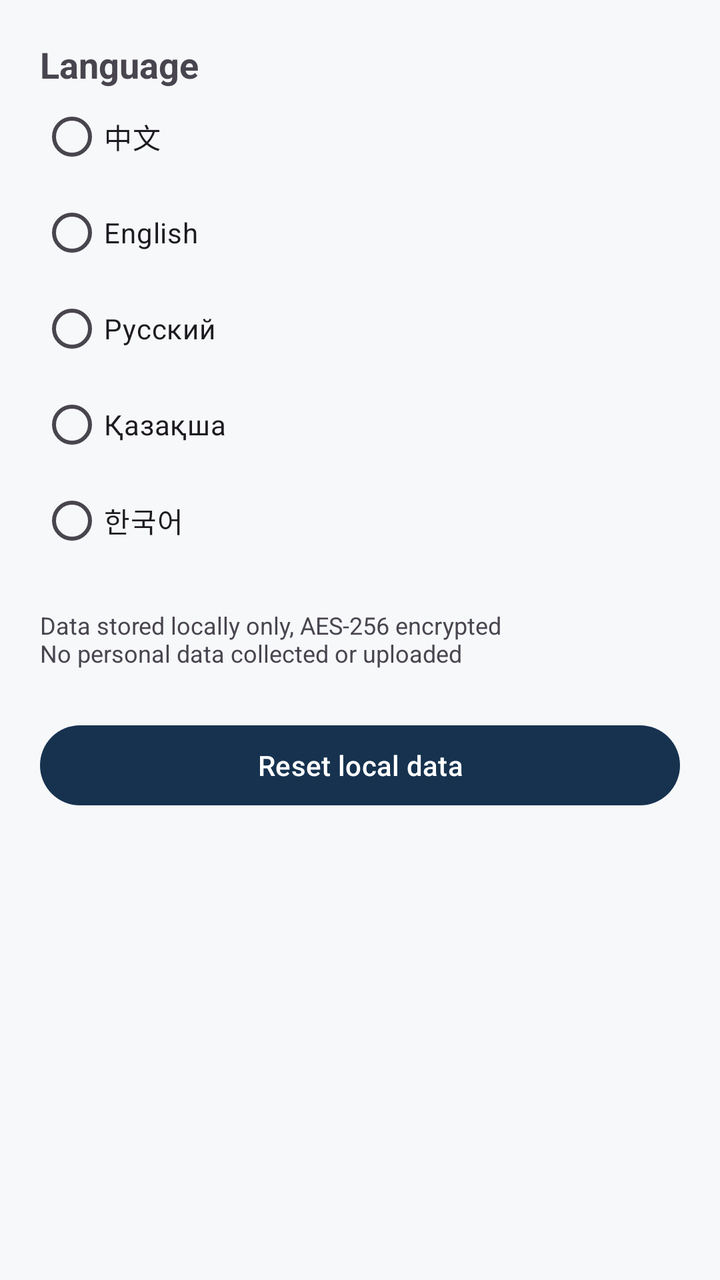
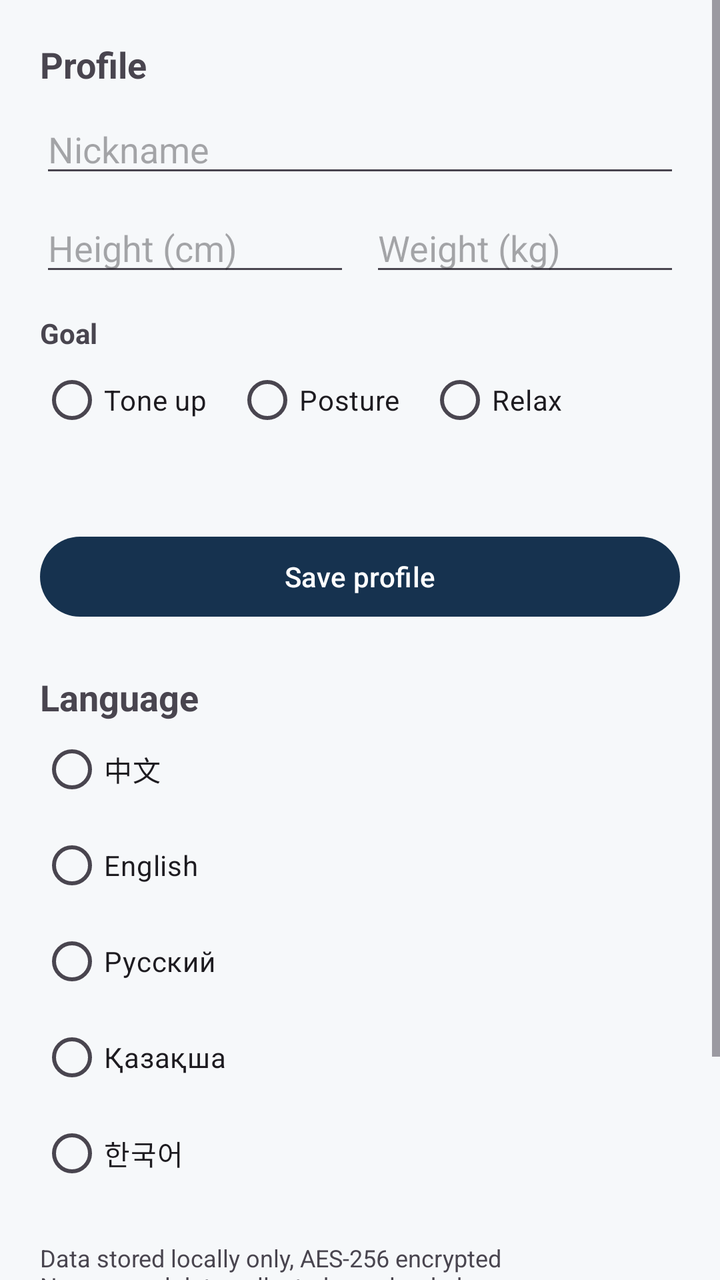

The first picture is an Android layout as it rendered before a commit; the second is the same layout after the commit. The layout source and the unified diff follow.
<!-- AndroidManifest.xml: application theme Theme.LightFit -->
<!-- res/layout/fragment_profile.xml -->
<?xml version="1.0" encoding="utf-8"?>
<ScrollView xmlns:android="http://schemas.android.com/apk/res/android"
    android:layout_width="match_parent" android:layout_height="match_parent">
    <LinearLayout android:layout_width="match_parent" android:layout_height="wrap_content"
        android:orientation="vertical" android:padding="20dp">

        <TextView android:layout_width="wrap_content" android:layout_height="wrap_content"
            android:text="@string/lf_lang_title" android:textSize="18sp" android:textStyle="bold" />

        <RadioGroup android:id="@+id/lang_group"
            android:layout_width="match_parent" android:layout_height="wrap_content"
            android:orientation="vertical">
            <RadioButton android:id="@+id/lang_zh" android:layout_width="wrap_content"
                android:layout_height="wrap_content" android:text="中文" />
            <RadioButton android:id="@+id/lang_en" android:layout_width="wrap_content"
                android:layout_height="wrap_content" android:text="English" />
            <RadioButton android:id="@+id/lang_ru" android:layout_width="wrap_content"
                android:layout_height="wrap_content" android:text="Русский" />
            <RadioButton android:id="@+id/lang_kk" android:layout_width="wrap_content"
                android:layout_height="wrap_content" android:text="Қазақша" />
            <RadioButton android:id="@+id/lang_ko" android:layout_width="wrap_content"
                android:layout_height="wrap_content" android:text="한국어" />
        </RadioGroup>

        <TextView android:layout_width="wrap_content" android:layout_height="wrap_content"
            android:layout_marginTop="20dp" android:text="@string/auth_privacy" android:textSize="12sp" />

        <Button android:id="@+id/btn_reset" android:layout_width="match_parent"
            android:layout_height="wrap_content" android:layout_marginTop="24dp"
            android:text="@string/lf_reset_data" />

        <TextView android:id="@+id/tv_version"
            android:layout_width="wrap_content" android:layout_height="wrap_content"
            android:layout_marginTop="16dp" android:textSize="12sp" />
    </LinearLayout>
</ScrollView>
<!-- resources referenced by this layout -->
<resources>
  <string name="auth_privacy">Data stored locally only, AES-256 encrypted\nNo personal data collected or uploaded</string>
  <string name="lf_lang_title">Language</string>
  <string name="lf_reset_data">Reset local data</string>
  <style name="Theme.LightFit" parent="Theme.Material3.DayNight.NoActionBar">
          <item name="colorPrimary">@color/navy</item>
          <item name="colorSecondary">@color/teal</item>
          <item name="android:statusBarColor">@color/navy</item>
          <item name="android:windowBackground">@color/bg_soft</item>
      </style>
  <color name="navy">#16324F</color>
  <color name="teal">#0E7C7B</color>
  <color name="bg_soft">#F6F8FA</color>
</resources>

<!-- the commit's change to res/layout/fragment_profile.xml (unified diff, before → after) -->
@@ -5,7 +5,51 @@
         android:orientation="vertical" android:padding="20dp">
 
         <TextView android:layout_width="wrap_content" android:layout_height="wrap_content"
-            android:text="@string/lf_lang_title" android:textSize="18sp" android:textStyle="bold" />
+            android:text="@string/lf_profile_info" android:textSize="18sp" android:textStyle="bold" />
+
+        <EditText android:id="@+id/et_nick" android:layout_width="match_parent"
+            android:layout_height="wrap_content" android:layout_marginTop="8dp"
+            android:hint="@string/lf_nick" android:maxLines="1" />
+
+        <LinearLayout android:layout_width="match_parent" android:layout_height="wrap_content"
+            android:layout_marginTop="8dp" android:orientation="horizontal">
+            <EditText android:id="@+id/et_h" android:layout_width="0dp"
+                android:layout_height="wrap_content" android:layout_weight="1"
+                android:hint="@string/lf_height" android:inputType="numberDecimal"
+                android:maxLines="1" />
+            <EditText android:id="@+id/et_w" android:layout_width="0dp"
+                android:layout_height="wrap_content" android:layout_weight="1"
+                android:layout_marginStart="10dp" android:hint="@string/lf_weight"
+                android:inputType="numberDecimal" android:maxLines="1" />
+        </LinearLayout>
+
+        <TextView android:layout_width="wrap_content" android:layout_height="wrap_content"
+            android:layout_marginTop="14dp" android:text="@string/lf_goal" android:textSize="14sp"
+            android:textStyle="bold" />
+
+        <RadioGroup android:id="@+id/goal_group" android:layout_width="match_parent"
+            android:layout_height="wrap_content" android:orientation="horizontal">
+            <RadioButton android:id="@+id/goal_slim" android:layout_width="wrap_content"
+                android:layout_height="wrap_content" android:text="@string/lf_goal_slim" />
+            <RadioButton android:id="@+id/goal_posture2" android:layout_width="wrap_content"
+                android:layout_height="wrap_content" android:layout_marginStart="14dp"
+                android:text="@string/lf_goal_posture2" />
+            <RadioButton android:id="@+id/goal_relax" android:layout_width="wrap_content"
+                android:layout_height="wrap_content" android:layout_marginStart="14dp"
+                android:text="@string/lf_goal_relax" />
+        </RadioGroup>
+
+        <TextView android:id="@+id/tv_bmi" android:layout_width="wrap_content"
+            android:layout_height="wrap_content" android:layout_marginTop="10dp"
+            android:textSize="15sp" android:textStyle="bold" />
+
+        <Button android:id="@+id/btn_save_profile" android:layout_width="match_parent"
+            android:layout_height="wrap_content" android:layout_marginTop="10dp"
+            android:text="@string/lf_save_profile" />
+
+        <TextView android:layout_width="wrap_content" android:layout_height="wrap_content"
+            android:layout_marginTop="24dp" android:text="@string/lf_lang_title"
+            android:textSize="18sp" android:textStyle="bold" />
 
         <RadioGroup android:id="@+id/lang_group"
             android:layout_width="match_parent" android:layout_height="wrap_content"
<!-- resource entries referenced after the edit -->
@@ -1,8 +1,17 @@
 <!-- resources referenced by this layout -->
 <resources>
   <string name="auth_privacy">Data stored locally only, AES-256 encrypted\nNo personal data collected or uploaded</string>
+  <string name="lf_goal">Goal</string>
+  <string name="lf_goal_posture2">Posture</string>
+  <string name="lf_goal_relax">Relax</string>
+  <string name="lf_goal_slim">Tone up</string>
+  <string name="lf_height">Height (cm)</string>
   <string name="lf_lang_title">Language</string>
+  <string name="lf_nick">Nickname</string>
+  <string name="lf_profile_info">Profile</string>
   <string name="lf_reset_data">Reset local data</string>
+  <string name="lf_save_profile">Save profile</string>
+  <string name="lf_weight">Weight (kg)</string>
   <style name="Theme.LightFit" parent="Theme.Material3.DayNight.NoActionBar">
           <item name="colorPrimary">@color/navy</item>
           <item name="colorSecondary">@color/teal</item>
